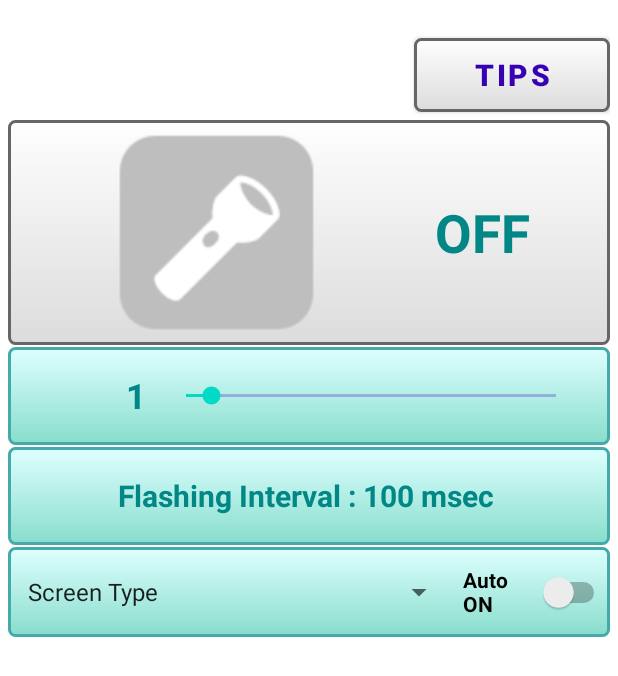
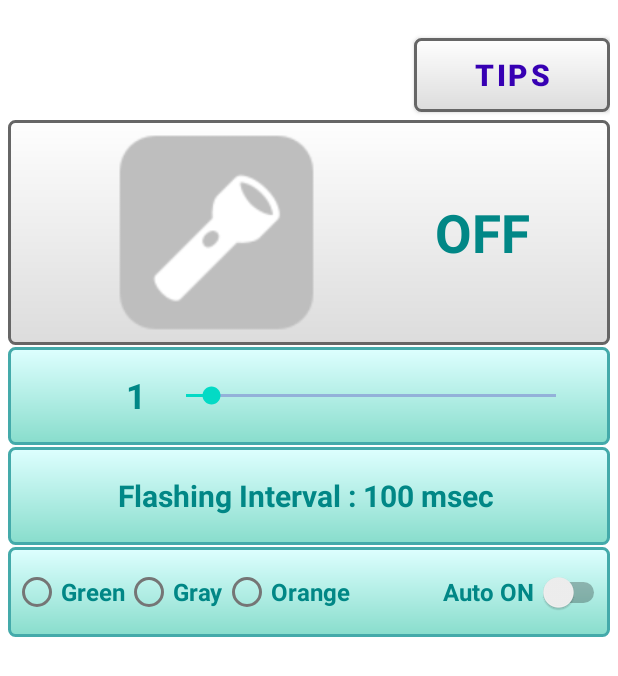
Before and after one commit to tfs-apps-one/LightBlink, an Android app: the screen it shows after launch (MainActivity), on a phone screen of 412 x 824 dp. Shown: the top 676 px of the screen. Run offline under Robolectric (Android 15) with nearby library versions, the phone set to English and light mode, and no system bars; our stand-ins replace AdMob.

Commit message:
UI設計

```diff
--- a/app/src/main/java/tfsapps/lightblink/MainActivity.java
+++ b/app/src/main/java/tfsapps/lightblink/MainActivity.java
@@ -20,10 +20,12 @@ import android.os.Bundle;
 import android.os.Handler;
 import android.view.View;
 import android.widget.AdapterView;
+import android.widget.ArrayAdapter;
 import android.widget.Button;
 import android.widget.ImageButton;
 import android.widget.ImageView;
 import android.widget.LinearLayout;
+import android.widget.RadioButton;
 import android.widget.SeekBar;
 import android.widget.Spinner;
 import android.widget.Switch;
@@ -64,9 +66,8 @@ public class MainActivity extends AppCompatActivity {
     private SeekBar seek_blinkinterval; //点滅間隔
     private SeekBar seek_brightness;    //輝度調整
     private boolean isStart = false;
-    private Spinner sp_screen;          //スピナー
-    private int spinner_select;
     private Switch sw_auto;             //トグルＳＷ
+
 
     //  スレッド関連
     private boolean blinking = false;
@@ -94,6 +95,9 @@ public class MainActivity extends AppCompatActivity {
 
     //  ユーザーレベル最大５
     final int LV_MAX = 5;
+//    private String[] spinnerItems_EN = {"Screen Type", " 1: Default", " 2: Gray", " 3: Oreange"};
+//    private String[] spinnerItems_JP = {"画面タイプ", " 1:デフォルト", " 2: グレイ", " 3: オレンジ"};
+//    private String[] spinnerItems = {};
 
 
     @Override
@@ -130,7 +134,7 @@ public class MainActivity extends AppCompatActivity {
         seekSelect();
 
         //  スピナーの選択
-        spinnerSelect();
+//        spinnerSelect();
     }
     /* **************************************************
         各種OS上の動作定義
@@ -149,6 +153,10 @@ public class MainActivity extends AppCompatActivity {
         if (am == null) {
             am = (AudioManager) getSystemService(Context.AUDIO_SERVICE);
             init_volume = am.getStreamVolume(AudioManager.STREAM_MUSIC);
+        }
+
+        if (sw_auto == null) {
+            sw_auto = (Switch) findViewById(R.id.sw_autostart);
         }
     }
     @Override
@@ -191,19 +199,16 @@ public class MainActivity extends AppCompatActivity {
     public void screen_display(){
 
         Button btn_tips = (Button)findViewById(R.id.btn_tips);
+        RadioButton rbtn1 = (RadioButton)findViewById((R.id.rbtn_default));
+        RadioButton rbtn2 = (RadioButton)findViewById((R.id.rbtn_gray));
+        RadioButton rbtn3 = (RadioButton)findViewById((R.id.rbtn_orange));
+        Switch sw1 = (Switch) findViewById(R.id.sw_autostart);
 
         /* SEEK */
         if (seek_blinkinterval == null) {
             seek_blinkinterval = (SeekBar) findViewById(R.id.seek_blink);
         }
         seek_blinkinterval.setProgress(db_interval);
-
-        /*
-        if (seek_brightness == null) {
-            seek_brightness = (SeekBar) findViewById(R.id.seek_brightness);
-        }
-        seek_brightness.setProgress(db_brightness);
-        */
 
         /* IMAGE BUTTON */
         if (img_onoff == null){
@@ -212,28 +217,15 @@ public class MainActivity extends AppCompatActivity {
         if (img_blink == null){
             img_blink = (ImageButton) findViewById(R.id.btn_img_blink);
         }
-        /*
-        if (img_brightness == null){
-            img_brightness = (ImageButton) findViewById(R.id.btn_img_brightness);
-        }
-        */
 
         /* ON時 */
         if (isStart){
-            //img_onoff.setImageResource(R.drawable.on_2);
-            //img_blink.setImageResource(R.drawable.blink1_off);
-            //img_brightness.setImageResource(R.drawable.bright1_off);
-
             btn_tips.setBackgroundTintList(null);
             btn_tips.setTextColor(getColor(R.color.material_on_background_disabled));
             btn_tips.setBackgroundResource(R.drawable.btn_grad3);
         }
         /* OFF時 */
         else {
-            //img_onoff.setImageResource(R.drawable.off_2);
-            //img_blink.setImageResource(R.drawable.blink1_on);
-            //img_brightness.setImageResource(R.drawable.bright1_on);
-
             btn_tips.setBackgroundTintList(null);
             btn_tips.setTextColor(getColor(R.color.purple_700));
             btn_tips.setBackgroundResource(R.drawable.btn_grad3);
@@ -273,9 +265,18 @@ public class MainActivity extends AppCompatActivity {
         LinearLayout lay_normal_13 = (LinearLayout)findViewById(R.id.linearLayout13);
         LinearLayout lay_normal_22 = (LinearLayout)findViewById(R.id.linearLayout22);
 
-        switch (spinner_select) {
+        switch (db_data2) {
             default:
             case 1:
+                text_onoff.setTextColor(getColor(R.color.teal_700));
+                text_status.setTextColor(getColor(R.color.teal_700));
+                text_volume1.setTextColor(getColor(R.color.teal_700));
+                text_status.setTextColor(getColor(R.color.teal_700));
+                rbtn1.setTextColor(getColor(R.color.teal_700));
+                rbtn2.setTextColor(getColor(R.color.teal_700));
+                rbtn3.setTextColor(getColor(R.color.teal_700));
+                sw1.setTextColor(getColor(R.color.teal_700));
+
                 // ON
                 if (isStart == true) {
                     img_onoff.setImageResource(R.drawable.on_2);
@@ -296,6 +297,15 @@ public class MainActivity extends AppCompatActivity {
                 }
                 break;
             case 2:
+                text_onoff.setTextColor(getColor(R.color.black));
+                text_status.setTextColor(getColor(R.color.black));
+                text_volume1.setTextColor(getColor(R.color.black));
+                text_status.setTextColor(getColor(R.color.black));
+                rbtn1.setTextColor(getColor(R.color.black));
+                rbtn2.setTextColor(getColor(R.color.black));
+                rbtn3.setTextColor(getColor(R.color.black));
+                sw1.setTextColor(getColor(R.color.black));
+
                 // ON
                 if (isStart == true) {
                     img_onoff.setImageResource(R.drawable.on_3);
@@ -316,6 +326,15 @@ public class MainActivity extends AppCompatActivity {
                 }
                 break;
             case 3:
+                text_onoff.setTextColor(getColor(R.color.org_red));
+                text_status.setTextColor(getColor(R.color.org_red));
+                text_volume1.setTextColor(getColor(R.color.org_red));
+                text_status.setTextColor(getColor(R.color.org_red));
+                rbtn1.setTextColor(getColor(R.color.org_red));
+                rbtn2.setTextColor(getColor(R.color.org_red));
+                rbtn3.setTextColor(getColor(R.color.org_red));
+                sw1.setTextColor(getColor(R.color.org_red));
+
                 // ON
                 if (isStart == true) {
                     img_onoff.setImageResource(R.drawable.on_4);
@@ -485,8 +504,53 @@ public class MainActivity extends AppCompatActivity {
         */
     }
 
+    public void screen_type(int index){
+
+        RadioButton btn1 = (RadioButton)findViewById((R.id.rbtn_default));
+        RadioButton btn2 = (RadioButton)findViewById((R.id.rbtn_gray));
+        RadioButton btn3 = (RadioButton)findViewById((R.id.rbtn_orange));
+
+        if (isStart == false){
+            //  画面
+            db_data2 = index;
+        }
+        else{
+            //  操作無効
+            switch (db_data2){
+                default:
+                case 1:
+                    btn1.setChecked(true);
+                    btn2.setChecked(false);
+                    btn3.setChecked(false);
+                    break;
+                case 2:
+                    btn1.setChecked(false);
+                    btn2.setChecked(true);
+                    btn3.setChecked(false);
+                    break;
+                case 3:
+                    btn1.setChecked(false);
+                    btn2.setChecked(false);
+                    btn3.setChecked(true);
+                    break;
+            }
+        }
+        screen_display();
+    }
+    public void onRbtn_Green(View view){
+        screen_type(1);
+    }
+    public void onRbtn_Gray(View view){
+        screen_type(2);
+    }
+    public void onRbtn_Orange(View view){
+        screen_type(3);
+    }
+
+/*
     public void spinnerSelect(){
         sp_screen = findViewById(R.id.sp_history);
+
         // リスナーを登録
         sp_screen.setOnItemSelectedListener(new AdapterView.OnItemSelectedListener() {
             //　アイテムが選択された時
@@ -506,7 +570,7 @@ public class MainActivity extends AppCompatActivity {
         });
 
     }
-
+*/
 
 
     /* **************************************************
--- a/app/src/main/res/drawable/btn_grad1.xml
+++ b/app/src/main/res/drawable/btn_grad1.xml
@@ -6,8 +6,8 @@
         android:color="#ff222222"
         android:width="2dp"/>
     <gradient
-        android:startColor="#ff888888"
-        android:endColor="#ffdddddd"
+        android:startColor="#ffaaaaaa"
+        android:endColor="#ffcccccc"
         android:angle="90" />
 
 <!--    <gradient
--- a/app/src/main/res/drawable/btn_grad2.xml
+++ b/app/src/main/res/drawable/btn_grad2.xml
@@ -2,11 +2,21 @@
 <shape xmlns:android="http://schemas.android.com/apk/res/android"
     android:shape="rectangle">
     <corners android:radius="4dp"/>
+
+    <!--
+    <stroke
+        android:color="#ffdd6666"
+        android:width="2dp"/>
+    <gradient
+        android:startColor="#ffffbbbb"
+        android:endColor="#ffffdddd"
+        android:angle="90" />
+    -->
     <stroke
         android:color="#ffbb6622"
         android:width="2dp"/>
     <gradient
-        android:startColor="#ffddaa00"
+        android:startColor="#ffeecc77"
         android:endColor="#ffffddbb"
         android:angle="90" />
 </shape>
--- a/app/src/main/res/layout/activity_main.xml
+++ b/app/src/main/res/layout/activity_main.xml
@@ -234,18 +234,49 @@
         android:background="@color/teal_700"
         android:orientation="horizontal">
 
-        <Spinner
-            android:id="@+id/sp_history"
-            android:layout_marginTop="5dp"
-            android:layout_marginStart="5dp"
-            android:layout_marginBottom="5dp"
+        <RadioGroup
+            android:id="@+id/RadioGroupScreenType"
             android:layout_width="0dp"
             android:layout_height="match_parent"
-            android:layout_weight="3"
-            android:backgroundTint="@null"
-            android:entries="@array/list_screen"
-            android:textStyle="bold"
-            android:spinnerMode="dialog"/>
+            android:layout_weight="5"
+            android:layout_marginEnd="3dp"
+            android:layout_marginStart="3dp"
+            android:orientation="horizontal">
+
+            <RadioButton
+                android:id="@+id/rbtn_default"
+                android:layout_width="wrap_content"
+                android:layout_height="match_parent"
+                android:onClick="onRbtn_Green"
+                android:text="@string/screen_Green"
+                android:textSize="16dp"
+                android:textStyle="bold"
+                android:textColor="@color/teal_700"
+                tools:ignore="TouchTargetSizeCheck" />
+
+            <RadioButton
+                android:id="@+id/rbtn_gray"
+                android:layout_width="wrap_content"
+                android:layout_height="match_parent"
+                android:onClick="onRbtn_Gray"
+                android:text="@string/screen_Gray"
+                android:textSize="16dp"
+                android:textStyle="bold"
+                android:textColor="@color/teal_700"
+                tools:ignore="TouchTargetSizeCheck" />
+
+            <RadioButton
+                android:id="@+id/rbtn_orange"
+                android:layout_width="wrap_content"
+                android:layout_height="match_parent"
+                android:onClick="onRbtn_Orange"
+                android:text="@string/screen_Orange"
+                android:textSize="16dp"
+                android:textStyle="bold"
+                android:textColor="@color/teal_700"
+                tools:ignore="TouchTargetSizeCheck" />
+
+        </RadioGroup>
 
         <Switch
             android:id="@+id/sw_autostart"
@@ -254,9 +285,12 @@
             android:layout_marginBottom="5dp"
             android:layout_width="0dp"
             android:layout_height="match_parent"
-            android:layout_weight="1"
+            android:layout_weight="2"
+            android:backgroundTint="@null"
             android:text="@string/sw_AUTO"
+            android:textColor="@color/teal_700"
             android:textStyle="bold"
+            android:textSize="16dp"
             tools:ignore="TouchTargetSizeCheck" />
 
     </LinearLayout>
--- a/app/src/main/res/values/colors.xml
+++ b/app/src/main/res/values/colors.xml
@@ -5,6 +5,10 @@
     <color name="purple_700">#FF3700B3</color>
     <color name="teal_200">#FF03DAC5</color>
     <color name="teal_700">#FF018786</color>
-    <color name="black">#FF000000</color>
+    <color name="black">#FF555555</color>
     <color name="white">#FFFFFFFF</color>
+    <color name="org_red">#FFdd7766</color>
+    <!--
+    <color name="org_red">#FFdd5555</color>
+    -->
 </resources>
--- a/app/src/main/res/values/strings.xml
+++ b/app/src/main/res/values/strings.xml
@@ -7,6 +7,10 @@
 
     <string name="sw_AUTO">Auto ON</string>
 
+    <string name="screen_Green">Green</string>
+    <string name="screen_Gray">Gray</string>
+    <string name="screen_Orange">Orange</string>
+
     <string-array name="list_screen">
         <item>Screen Type</item>
         <item>1:Default</item>
```
Also changed, not shown: app/src/main/res/drawable/on_3.png, app/src/main/res/drawable/on_3_1.png (added), app/src/main/res/drawable/on_4.png, app/src/main/res/drawable/on_4_1.png (added), app/src/main/res/drawable/on_4_2.png (added), 1 other file.
